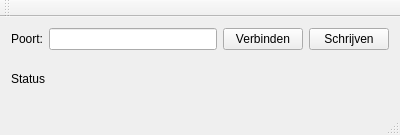
The window that Modbus_Testopstelling1/mainwindow.ui (robbe000/Modbus_Testopstelling1) describes before a commit, drawn with Qt 5.
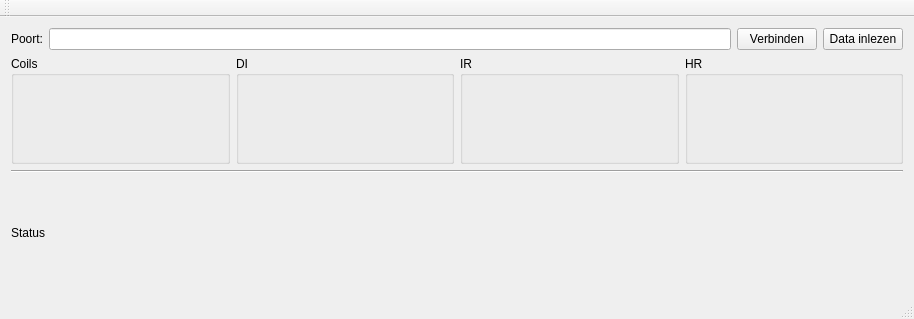
The same window after the commit.

Diff of the .ui file:
```diff
--- a/Modbus_Testopstelling1/mainwindow.ui
+++ b/Modbus_Testopstelling1/mainwindow.ui
@@ -6,8 +6,8 @@
    <rect>
     <x>0</x>
     <y>0</y>
-    <width>400</width>
-    <height>135</height>
+    <width>914</width>
+    <height>319</height>
    </rect>
   </property>
   <property name="windowTitle">
@@ -37,19 +37,78 @@
       <item>
        <widget class="QPushButton" name="schrijven">
         <property name="text">
-         <string>Schrijven</string>
+         <string>Data inlezen</string>
         </property>
        </widget>
       </item>
      </layout>
     </item>
     <item>
-     <widget class="QLabel" name="status">
-      <property name="text">
-       <string>Status</string>
+     <layout class="QHBoxLayout" name="horizontalLayout_3">
+      <item>
+       <widget class="QGroupBox" name="coils">
+        <property name="title">
+         <string>Coils</string>
+        </property>
+       </widget>
+      </item>
+      <item>
+       <widget class="QGroupBox" name="DI">
+        <property name="title">
+         <string>DI</string>
+        </property>
+       </widget>
+      </item>
+      <item>
+       <widget class="QGroupBox" name="IR">
+        <property name="title">
+         <string>IR</string>
+        </property>
+       </widget>
+      </item>
+      <item>
+       <widget class="QGroupBox" name="HR">
+        <property name="title">
+         <string>HR</string>
+        </property>
+       </widget>
+      </item>
+     </layout>
+    </item>
+    <item>
+     <widget class="Line" name="line">
+      <property name="orientation">
+       <enum>Qt::Horizontal</enum>
       </property>
      </widget>
     </item>
+    <item>
+     <layout class="QHBoxLayout" name="horizontalLayout_2">
+      <item>
+       <widget class="QLabel" name="status">
+        <property name="text">
+         <string>Status</string>
+        </property>
+       </widget>
+      </item>
+      <item>
+       <spacer name="horizontalSpacer">
+        <property name="orientation">
+         <enum>Qt::Horizontal</enum>
+        </property>
+        <property name="sizeType">
+         <enum>QSizePolicy::Minimum</enum>
+        </property>
+        <property name="sizeHint" stdset="0">
+         <size>
+          <width>40</width>
+          <height>20</height>
+         </size>
+        </property>
+       </spacer>
+      </item>
+     </layout>
+    </item>
    </layout>
   </widget>
   <widget class="QMenuBar" name="menuBar">
```
Left out of the diff: 4 changed lines with no effect on the pictures.
